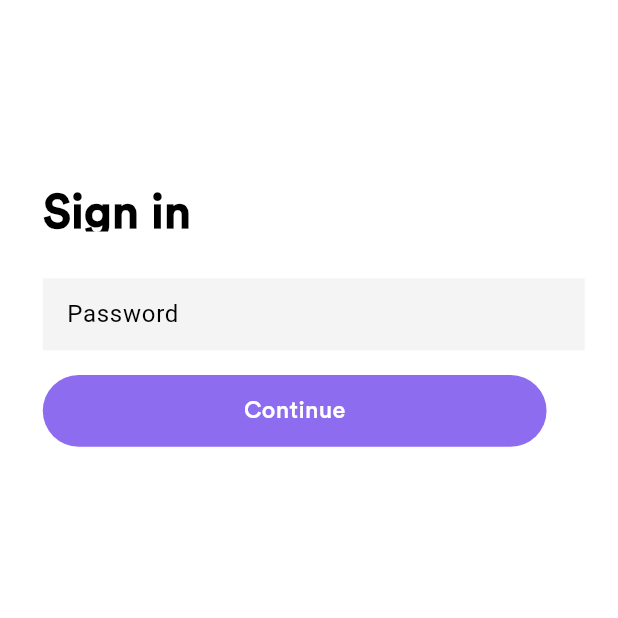
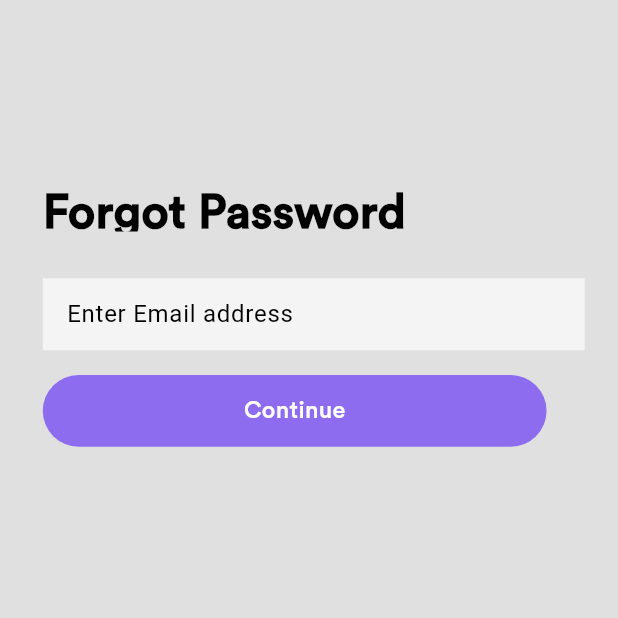
Before and after one commit to OLADISEA/Fashion-Finds, a Flutter app: the ForgotPasswordPage screen opened directly, on a phone screen of 412 x 824 dp, the top half of it. Run offline on Flutter 3.47's test engine with Material 3 defaults, Android fonts, the light colour scheme and no system bars; our stand-ins replace carousel_slider, equatable, flutter_bloc, flutter_screenutil, persistent_bottom_nav_bar.

Commit message:
Changed the background color to the theme color, and refactored some codes.

```diff
--- a/lib/src/ui/screen/forgot_password_page/forgot_password_page.dart
+++ b/lib/src/ui/screen/forgot_password_page/forgot_password_page.dart
@@ -7,12 +7,12 @@ import '../../common/widgets/widgets.dart';
 
 class ForgotPasswordPage extends StatelessWidget {
   ForgotPasswordPage({super.key});
-  final TextEditingController passwordController = TextEditingController();
+  final TextEditingController emailController = TextEditingController();
 
   @override
   Widget build(BuildContext context) {
     return Scaffold(
-      backgroundColor: AppColor.whiteColor,
+      backgroundColor: Theme.of(context).colorScheme.background,
       body: Container(
         margin: EdgeInsets.only(top: 123.h,left: 27.w),
         child: Column(
@@ -22,13 +22,13 @@ class ForgotPasswordPage extends StatelessWidget {
                 height: 35.h,
                 //width: 99.w,
                 child: reusableText(
-                  text: 'Sign in',
+                  text: 'Forgot Password',
                   fontWeight: FontWeight.w700,
                   fontSize: 32.sp,
 
                 )),
             SizedBox(height: 32.h,),
-            myTextField(hintText: "Password", controller: passwordController),
+            myTextField(context: context,hintText: "Enter Email address", controller: emailController),
             SizedBox(height: 10.h,),
             submitButton(text: "Continue",buttonColor: AppColor.splashScreenColor,onTap: (){
               Navigator.of(context).push(MaterialPageRoute(builder: (context)=> const ResetPasswordPage()));
```
